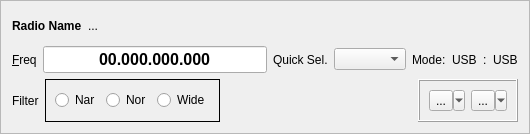
Qt form mqt/MqtLogger/rigcontrolframe.ui (zsteva/backup-minos2) before a commit.
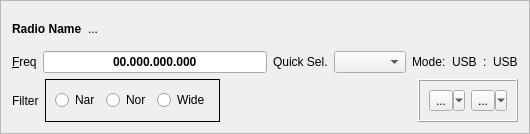
The same form after that commit. Custom widgets are drawn as their Qt base class.

Commit message: Use font change to make freq field more prominent; reapply memory button style on font change

What changed in the file:
```diff
--- a/mqt/MqtLogger/rigcontrolframe.ui
+++ b/mqt/MqtLogger/rigcontrolframe.ui
@@ -89,7 +89,6 @@
           <widget class="FreqLineEdit" name="freqInput">
            <property name="font">
             <font>
-             <pointsize>12</pointsize>
              <weight>75</weight>
              <bold>true</bold>
             </font>
```
The commit also changes 4 other files.
